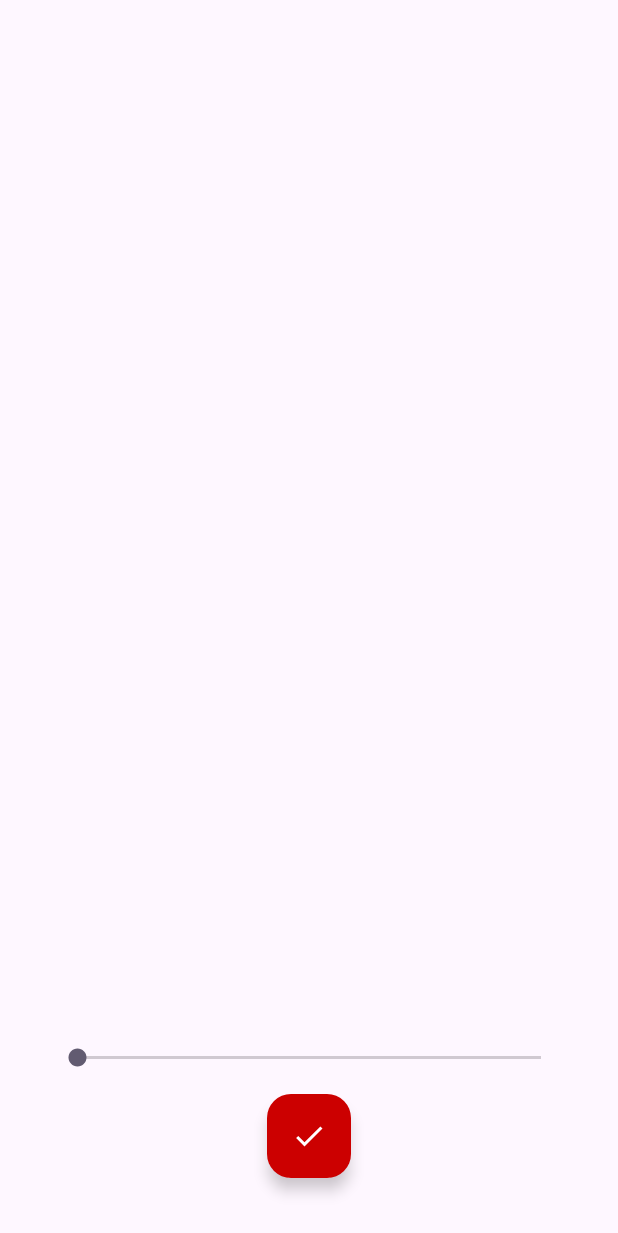
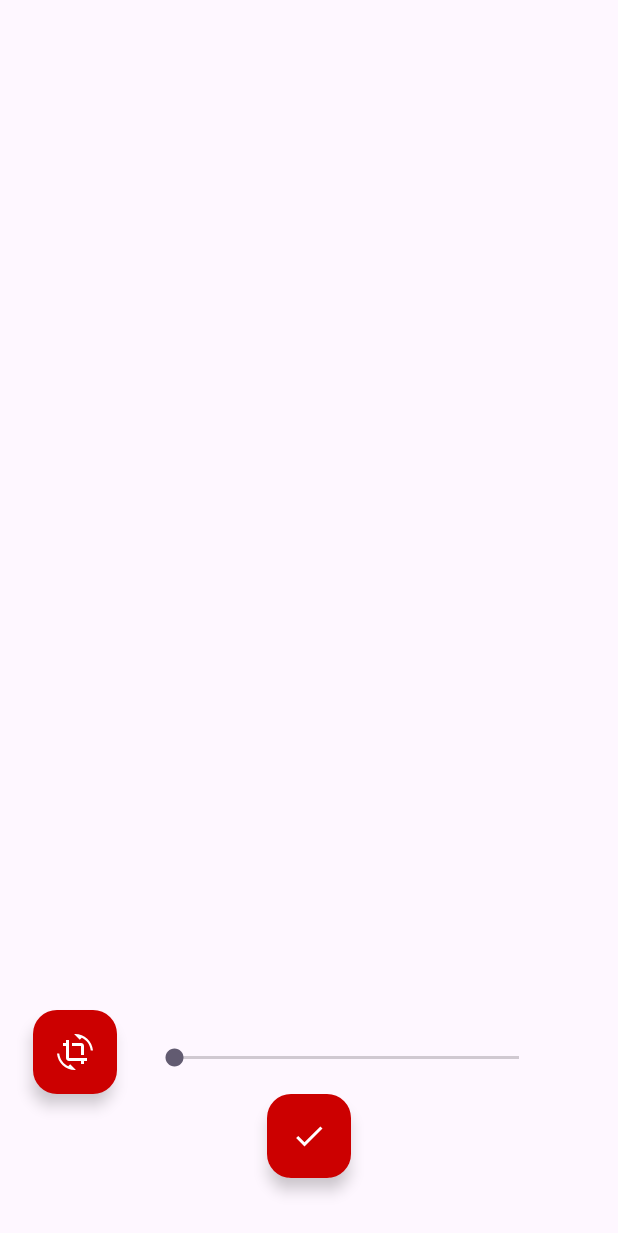
Before and after one commit to VinegarHQ-Spinoffs/org.vinegarhq.spinoffs.redeye, an Android app: the layout activity_edit_image.xml on its own in the app's theme, with its tools: preview values and no code run, on a phone screen of 412 x 824 dp. Shown: the top 1233 px of the screen. Run offline under Robolectric (Android 15) with nearby library versions, the phone set to English and light mode, and no system bars; plain views replace CropImageView.

Commit message:
Add rotate button

```diff
--- /dev/null
+++ b/app/src/main/res/drawable/baseline_crop_rotate_24.xml
@@ -0,0 +1,5 @@
+<vector android:height="24dp" android:tint="#FFFFFF"
+    android:viewportHeight="24" android:viewportWidth="24"
+    android:width="24dp" xmlns:android="http://schemas.android.com/apk/res/android">
+    <path android:fillColor="@android:color/white" android:pathData="M7.47,21.49C4.2,19.93 1.86,16.76 1.5,13L0,13c0.51,6.16 5.66,11 11.95,11 0.23,0 0.44,-0.02 0.66,-0.03L8.8,20.15l-1.33,1.34zM12.05,0c-0.23,0 -0.44,0.02 -0.66,0.04l3.81,3.81 1.33,-1.33C19.8,4.07 22.14,7.24 22.5,11L24,11c-0.51,-6.16 -5.66,-11 -11.95,-11zM16,14h2L18,8c0,-1.11 -0.9,-2 -2,-2h-6v2h6v6zM8,16L8,4L6,4v2L4,6v2h2v8c0,1.1 0.89,2 2,2h8v2h2v-2h2v-2L8,16z"/>
+</vector>
--- /dev/null
+++ b/app/src/main/res/drawable/baseline_highlight_alt_24.xml
@@ -0,0 +1,5 @@
+<vector android:height="24dp" android:tint="#FFFFFF"
+    android:viewportHeight="24" android:viewportWidth="24"
+    android:width="24dp" xmlns:android="http://schemas.android.com/apk/res/android">
+    <path android:fillColor="@android:color/white" android:pathData="M17,5h-2L15,3h2v2zM15,21h2v-2.59L19.59,21 21,19.59 18.41,17L21,17v-2h-6v6zM19,9h2L21,7h-2v2zM19,13h2v-2h-2v2zM11,21h2v-2h-2v2zM7,5h2L9,3L7,3v2zM3,17h2v-2L3,15v2zM5,21v-2L3,19c0,1.1 0.9,2 2,2zM19,3v2h2c0,-1.1 -0.9,-2 -2,-2zM11,5h2L13,3h-2v2zM3,9h2L5,7L3,7v2zM7,21h2v-2L7,19v2zM3,13h2v-2L3,11v2zM3,5h2L5,3c-1.1,0 -2,0.9 -2,2z"/>
+</vector>
--- /dev/null
+++ b/app/src/main/res/drawable/baseline_image_24_black.xml
@@ -0,0 +1,5 @@
+<vector android:height="24dp" android:tint="#000000"
+    android:viewportHeight="24" android:viewportWidth="24"
+    android:width="24dp" xmlns:android="http://schemas.android.com/apk/res/android">
+    <path android:fillColor="@android:color/white" android:pathData="M21,19V5c0,-1.1 -0.9,-2 -2,-2H5c-1.1,0 -2,0.9 -2,2v14c0,1.1 0.9,2 2,2h14c1.1,0 2,-0.9 2,-2zM8.5,13.5l2.5,3.01L14.5,12l4.5,6H5l3.5,-4.5z"/>
+</vector>
--- a/app/src/main/res/layout/activity_edit_image.xml
+++ b/app/src/main/res/layout/activity_edit_image.xml
@@ -5,6 +5,24 @@
     android:layout_width="match_parent"
     android:layout_height="match_parent"
     tools:context=".EditImageActivity">
+
+    <com.google.android.material.floatingactionbutton.FloatingActionButton
+        android:id="@+id/rotateButton"
+        android:layout_width="wrap_content"
+        android:layout_height="wrap_content"
+        android:layout_marginTop="710dp"
+        android:clickable="true"
+        android:contentDescription="@string/ic_rotate_right_24"
+        android:foregroundTint="@color/floatingButtonForeground"
+        android:src="@drawable/baseline_crop_rotate_24"
+        app:backgroundTint="@color/floatingButtonBackground"
+        app:layout_constraintBottom_toTopOf="@+id/confirmEdit"
+        app:layout_constraintEnd_toStartOf="@+id/multiPurposeBar"
+        app:layout_constraintStart_toStartOf="@+id/cropimageView"
+        app:layout_constraintTop_toTopOf="@+id/cropimageView"
+        app:layout_constraintVertical_bias="1.0"
+
+        app:tint="@color/floatingButtonForeground" />
 
     <com.canhub.cropper.CropImageView
         android:id="@+id/cropimageView"
@@ -29,7 +47,7 @@
         app:layout_constraintEnd_toEndOf="@+id/cropimageView"
         app:layout_constraintStart_toStartOf="@+id/cropimageView"
         app:layout_constraintTop_toTopOf="@+id/cropimageView"
-        app:srcCompat="@drawable/baseline_image_24" />
+        app:srcCompat="@drawable/baseline_image_24_black" />
 
     <com.google.android.material.floatingactionbutton.FloatingActionButton
         android:id="@+id/confirmEdit"
@@ -48,11 +66,11 @@
         app:tint="@color/floatingButtonForeground" />
 
     <SeekBar
-        android:id="@+id/onionBar"
+        android:id="@+id/multiPurposeBar"
         android:layout_width="0dp"
         android:layout_height="20dp"
-        android:layout_marginStart="35dp"
-        android:layout_marginEnd="35dp"
+        android:layout_marginStart="100dp"
+        android:layout_marginEnd="50dp"
         app:layout_constraintBottom_toTopOf="@+id/confirmEdit"
         app:layout_constraintEnd_toEndOf="@+id/cropimageView"
         app:layout_constraintStart_toStartOf="@+id/cropimageView"
```
Also changed, not shown: app/src/main/java/org/vinegarhq/redeye/EditImageActivity.java (+26 -4 lines).
